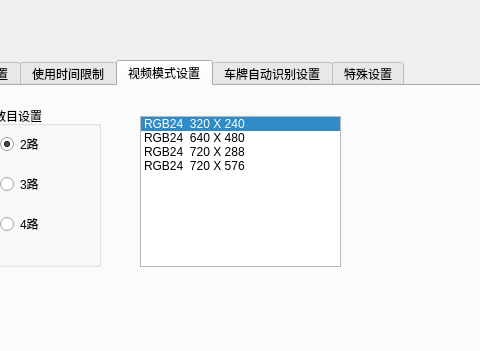
Qt form Dialog/syssettingdialog.ui (Anne081031/WinParkUI) before a commit; both pictures show x 92 to 572 and y 0 to 351 of the 670 by 540 pixel window.
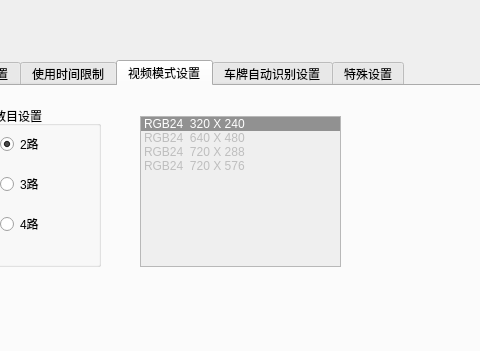
The same form after that commit. The open tabs and pages were chosen to show the change. Icons and pictures are not drawn.

```diff
--- a/Dialog/syssettingdialog.ui
+++ b/Dialog/syssettingdialog.ui
@@ -668,6 +668,9 @@
       </widget>
      </widget>
      <widget class="QListWidget" name="lsResolution">
+      <property name="enabled">
+       <bool>false</bool>
+      </property>
       <property name="geometry">
        <rect>
         <x>180</x>
```
